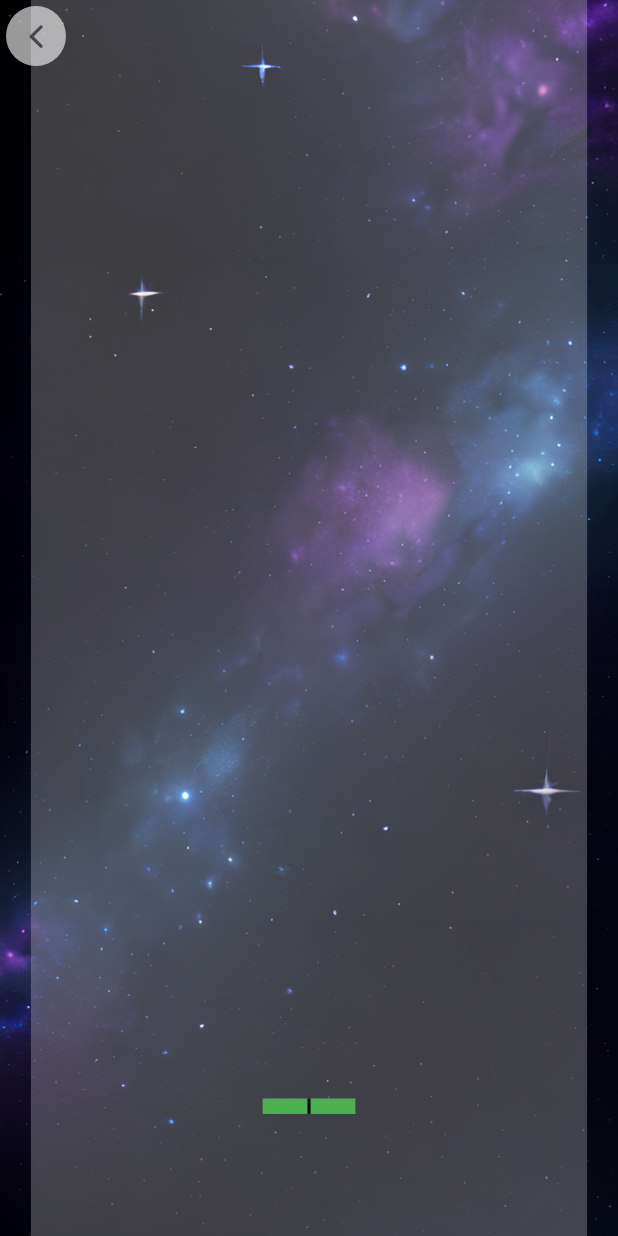
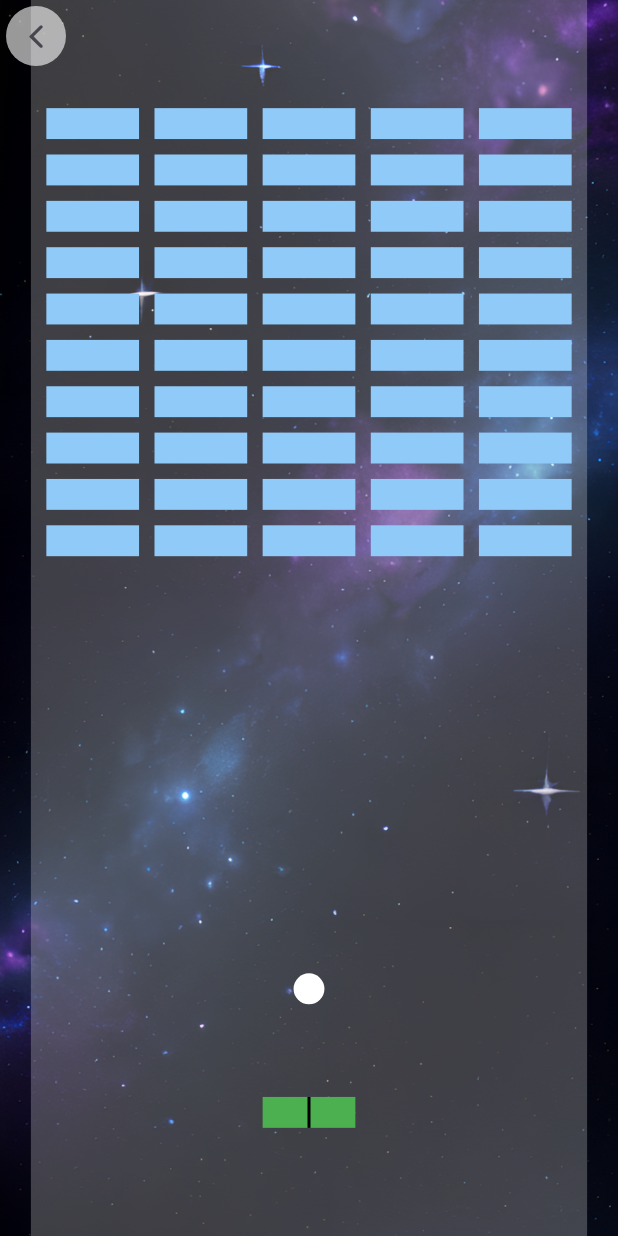
Before and after one commit to tozpeak/FlutterDemoGame, a Flutter app: the screen it shows after launch, after a tap on "Game", on a phone screen of 412 x 824 dp. Run offline on Flutter 3.47's test engine with Material 3 defaults, Android fonts, the phone set to English and light mode, and no system bars.

Commit message:
first gameplay loop working (physics is buggy)

```diff
--- a/lib/gameplay_page.dart
+++ b/lib/gameplay_page.dart
@@ -1,3 +1,4 @@
+import 'package:demo_bricks/custom_physics.dart';
 import 'package:flutter/cupertino.dart';
 import 'package:flutter/material.dart';
 
@@ -49,11 +50,129 @@ class GameplayContent extends StatefulWidget {
   State<GameplayContent> createState() => _GameplayContentState();
 }
 
-class _GameplayContentState extends State<GameplayContent> {
-  double _paddleCenterPosition = GameplayContent.gameWidth / 2;
+class _GameplayContentState extends State<GameplayContent>
+    with SingleTickerProviderStateMixin {
 
-  final _paddleSize = const Size(60, 10);
+  late AnimationController _controller;
+  bool _isGameOver = false;
 
+  Offset _paddleCenterPosition = const Offset(
+    GameplayContent.gameWidth / 2,
+    GameplayContent.gameHeight * 0.9
+  );
+
+  final _paddleSize = const Size(60, 20);
+
+  Rect ball = Rect.fromCircle(
+    center: const Offset(GameplayContent.gameWidth / 2, GameplayContent.gameHeight * 0.8),
+    radius: 10,
+  );
+  Offset ballSpeed = Offset.fromDirection(-1, 280);
+
+  final walls = [
+    Rect.fromPoints(const Offset(-10, -10), const Offset(0, GameplayContent.gameHeight)),
+    Rect.fromPoints(const Offset(-10, -10), const Offset(GameplayContent.gameWidth, 0)),
+    Rect.fromPoints(
+      const Offset(GameplayContent.gameWidth, -10),
+      const Offset(GameplayContent.gameWidth, GameplayContent.gameHeight)
+    ),
+
+  ];
+
+  Rect gameOverCollider = Rect.fromPoints(
+    const Offset(-10, GameplayContent.gameHeight * 0.95),
+    const Offset(GameplayContent.gameWidth+10, GameplayContent.gameHeight)
+  );
+
+  final targets = <Rect>[];
+
+  @override
+  void initState() {
+    super.initState();
+    _controller = AnimationController(vsync: this);
+
+    _controller.addListener(() {
+      setState(() {
+        _physicsUpdate(0.02);
+      });
+    });
+
+    const rows = 10;
+    const colums = 5;
+    const margin = 10.0;
+    const blockSize = Size(60, 20);
+    const startPos = Offset(40.0, GameplayContent.gameHeight * 0.1);
+    final dx = Offset(blockSize.width + margin, 0);
+    final dy = Offset(0, blockSize.height + margin);
+
+    for (var i = 0; i < rows; i++) {
+      for (var j = 0; j < colums; j++) {
+        targets.add(Rect.fromCenter(
+          center: startPos + dx * (j * 1.0) + dy * (i * 1.0),
+          width: blockSize.width,
+          height: blockSize.height
+        ));
+      }
+    }
+  }
+
+  void _startAnimation() {
+    _controller.repeat(min: 0, max: 1, period: Durations.short1);
+  }
+
+  @override
+  void dispose() {
+    _controller.dispose();
+    super.dispose();
+  }
+
+  FractionalOffset _getViewportOffset(Offset ingameCenter, Size size) {
+    return FractionalOffset(
+      (ingameCenter.dx - size.width / 2)
+      /
+      (GameplayContent.gameWidth - size.width)
+      ,
+      (ingameCenter.dy - size.height / 2)
+      /
+      (GameplayContent.gameHeight - size.height)
+    );
+  }
+
+  _physicsUpdate(double dTime) {
+    if(_isGameOver) return;
+
+    ball = ball.translate(ballSpeed.dx * dTime, ballSpeed.dy * dTime);
+    //print(ball.center);
+
+    for (var wall in walls) {
+      _collideBallWith(wall);
+    }
+    _collideBallWith(Rect.fromCenter(
+      center: _paddleCenterPosition,
+      width: _paddleSize.width,
+      height: _paddleSize.height,
+    ));
+
+    if(_collideBallWith(gameOverCollider)) {
+      print("Game Over");
+      ballSpeed = Offset.zero;
+      _isGameOver = true;
+    }
+
+    for (var i = 0; i < targets.length; i++) {
+      if(_collideBallWith(targets[i])) {
+        targets.removeAt(i);
+        i--;
+      }
+    }
+  }
+
+  bool _collideBallWith(Rect rect) {
+    var normal = CustomPhysics.collisionSphereToBox(ball, rect);
+    if(normal == null) return false;
+    ballSpeed = CustomPhysics.reflectSpeed(ballSpeed, normal);
+    return true;
+  }
 
   @override
   Widget build(BuildContext context) {
@@ -63,8 +182,17 @@ class _GameplayContentState extends State<GameplayContent> {
         final size = constrains.biggest;
         final ratio = size.width / GameplayContent.gameWidth;
         return GestureDetector(
+          onPanDown: (detailds) {
+            if(!_controller.isAnimating) {
+              _startAnimation();
+            }
+          },
           onPanUpdate: (details) => setState(() {
-            _paddleCenterPosition = details.localPosition.dx / ratio;
+            _paddleCenterPosition = Offset(
+              details.localPosition.dx / ratio,
+              _paddleCenterPosition.dy
+            );
+            //_physicsUpdate(0.3);
           }),
           child: Container(
             color: Colors.white24,
@@ -73,22 +201,41 @@ class _GameplayContentState extends State<GameplayContent> {
               children: [
                 SizedBox.expand(
                   child: Align(
-                    alignment: FractionalOffset(
-                      (_paddleCenterPosition - _paddleSize.width / 2)
-                      /
-                      (GameplayContent.gameWidth-_paddleSize.width)
-                      ,
-                      0.9
-                    ),
+                    alignment: _getViewportOffset(_paddleCenterPosition, _paddleSize),
                     child: SizedBox.fromSize(
                       size: _paddleSize * ratio,
                       child: Container(color: Colors.green,
                         child: Padding(
                           padding: EdgeInsets.symmetric(horizontal: _paddleSize.width * ratio / 2 - 1),
                           child: Container(
-                            color: Colors.black
+                            color: Colors.black,
                           ),
                         ),
+                      ),
+                    ),
+                  ),
+                ),
+                SizedBox.expand(
+                  child: Align(
+                    alignment: _getViewportOffset(ball.center, ball.size),
+                    child: SizedBox.fromSize(
+                      size: ball.size * ratio,
+                      child: Container(
+                        decoration: const BoxDecoration(
+                          shape: BoxShape.circle,
+                          color: Colors.white,
+                        ),
+                      ),
+                    ),
+                  ),
+                ),
+                ...targets.map<Widget>((target) =>
+                  SizedBox.expand(
+                    child: Align(
+                      alignment: _getViewportOffset(target.center, target.size),
+                      child: SizedBox.fromSize(
+                        size: target.size * ratio,
+                        child: Container(color: Colors.blue[200]),
                       ),
                     ),
                   ),
```
Also changed, not shown: lib/custom_physics.dart (+38 -7 lines).
